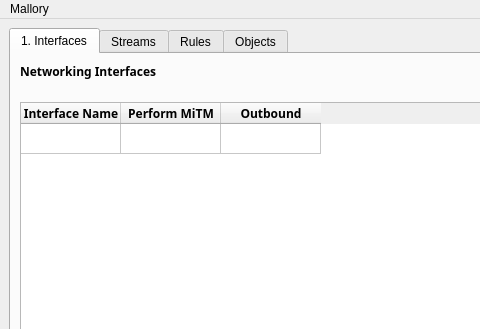
Before: the Qt Designer form src/gui/TCPEdit.ui in intrepidusgroup/mallory, drawn with Qt 5; both pictures show x 0 to 480 and y 0 to 329 of the 879 by 807 pixel window.
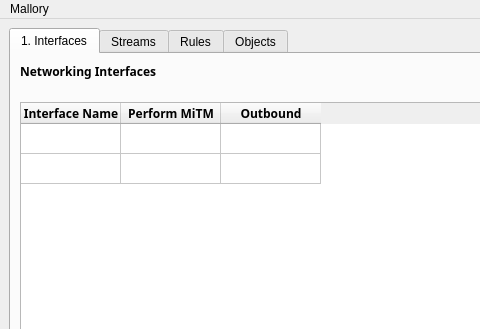
After: the same form once the commit is applied.

Patch:
```diff
--- a/src/gui/TCPEdit.ui
+++ b/src/gui/TCPEdit.ui
@@ -113,7 +113,7 @@
                </size>
               </property>
               <property name="rowCount">
-               <number>1</number>
+               <number>2</number>
               </property>
               <property name="columnCount">
                <number>3</number>
@@ -124,6 +124,11 @@
               <attribute name="verticalHeaderVisible">
                <bool>false</bool>
               </attribute>
+              <row>
+               <property name="text">
+                <string>Test</string>
+               </property>
+              </row>
               <row/>
               <column>
                <property name="text">
```
